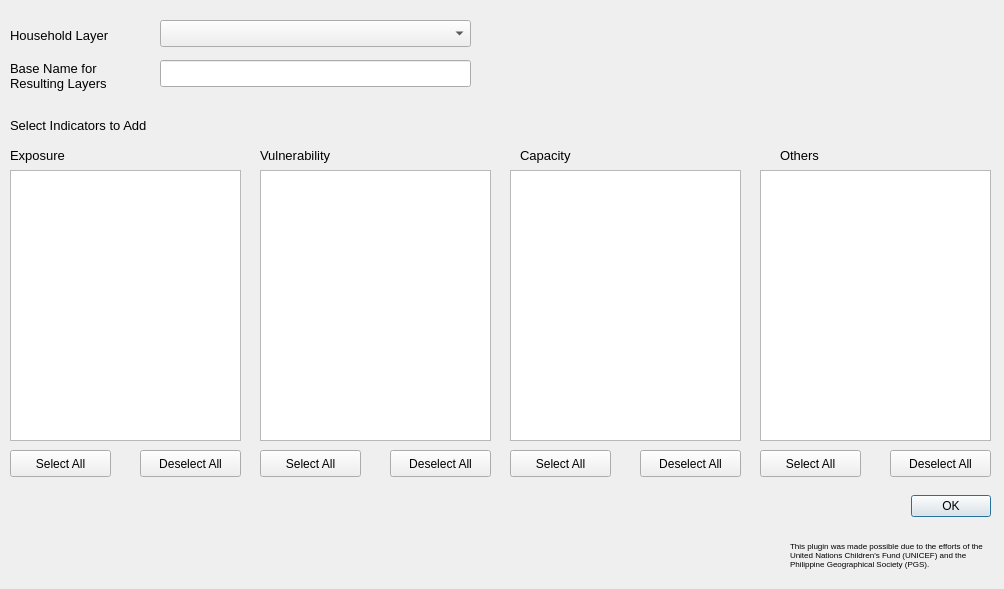
Qt form mhcvam_unicef_indicators_household_dialog.ui (benhur07b/mhcvam) before a commit.
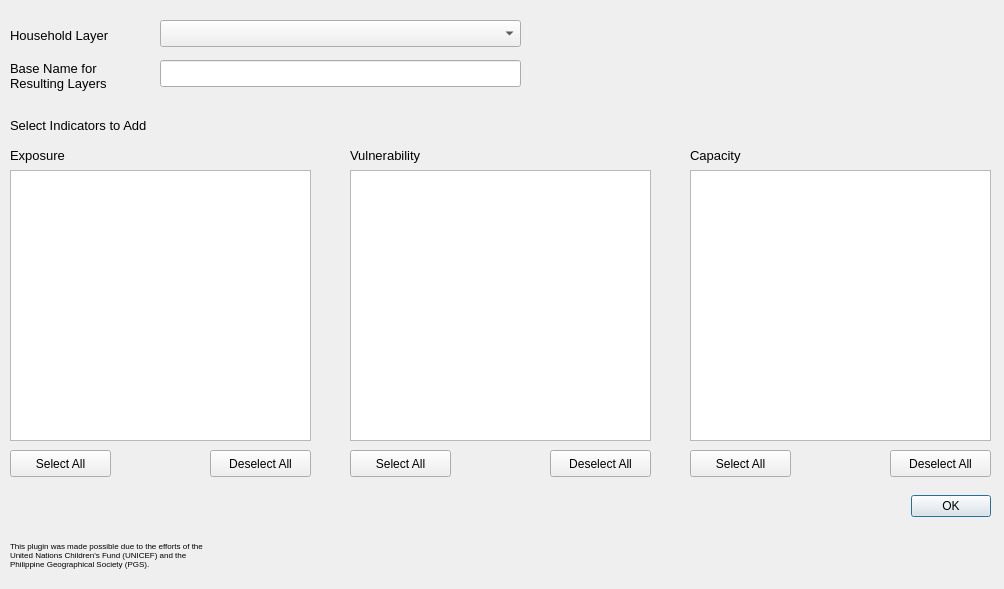
The same form after that commit. Icons and pictures are not drawn. Custom widgets are drawn as their Qt base class.

Commit message: Moved logos. Replaced UNICEF with Child-centered. Changed Medium to Moderate in Child-centered HH outputs. Removed  Added Very High to HH-level.

Patch:
```diff
--- a/mhcvam_unicef_indicators_household_dialog.ui
+++ b/mhcvam_unicef_indicators_household_dialog.ui
@@ -46,7 +46,7 @@
     <rect>
      <x>160</x>
      <y>20</y>
-     <width>311</width>
+     <width>361</width>
      <height>27</height>
     </rect>
    </property>
@@ -89,7 +89,7 @@
     <rect>
      <x>10</x>
      <y>170</y>
-     <width>231</width>
+     <width>301</width>
      <height>271</height>
     </rect>
    </property>
@@ -143,7 +143,7 @@
   <widget class="QPushButton" name="deselectAllBtn_exp">
    <property name="geometry">
     <rect>
-     <x>140</x>
+     <x>210</x>
      <y>450</y>
      <width>101</width>
      <height>27</height>
@@ -188,7 +188,7 @@
     <rect>
      <x>160</x>
      <y>60</y>
-     <width>311</width>
+     <width>361</width>
      <height>27</height>
     </rect>
    </property>
@@ -196,9 +196,9 @@
   <widget class="QListWidget" name="listWidget_vul">
    <property name="geometry">
     <rect>
-     <x>260</x>
+     <x>350</x>
      <y>170</y>
-     <width>231</width>
+     <width>301</width>
      <height>271</height>
     </rect>
    </property>
@@ -209,22 +209,9 @@
   <widget class="QListWidget" name="listWidget_cap">
    <property name="geometry">
     <rect>
-     <x>510</x>
+     <x>690</x>
      <y>170</y>
-     <width>231</width>
-     <height>271</height>
-    </rect>
-   </property>
-   <property name="selectionMode">
-    <enum>QAbstractItemView::ExtendedSelection</enum>
-   </property>
-  </widget>
-  <widget class="QListWidget" name="listWidget_oth">
-   <property name="geometry">
-    <rect>
-     <x>760</x>
-     <y>170</y>
-     <width>231</width>
+     <width>301</width>
      <height>271</height>
     </rect>
    </property>
@@ -265,7 +252,7 @@
   <widget class="QLabel" name="label_vul">
    <property name="geometry">
     <rect>
-     <x>260</x>
+     <x>350</x>
      <y>140</y>
      <width>211</width>
      <height>31</height>
@@ -295,7 +282,7 @@
   <widget class="QLabel" name="label_cap">
    <property name="geometry">
     <rect>
-     <x>520</x>
+     <x>690</x>
      <y>140</y>
      <width>211</width>
      <height>31</height>
@@ -322,40 +309,10 @@
     <bool>true</bool>
    </property>
   </widget>
-  <widget class="QLabel" name="label_oth">
-   <property name="geometry">
-    <rect>
-     <x>780</x>
-     <y>140</y>
-     <width>211</width>
-     <height>31</height>
-    </rect>
-   </property>
-   <property name="font">
-    <font>
-     <pointsize>10</pointsize>
-    </font>
-   </property>
-   <property name="autoFillBackground">
-    <bool>false</bool>
-   </property>
-   <property name="frameShape">
-    <enum>QFrame::NoFrame</enum>
-   </property>
-   <property name="frameShadow">
-    <enum>QFrame::Plain</enum>
-   </property>
-   <property name="text">
-    <string>Others</string>
-   </property>
-   <property name="wordWrap">
-    <bool>true</bool>
-   </property>
-  </widget>
   <widget class="QPushButton" name="selectAllBtn_vul">
    <property name="geometry">
     <rect>
-     <x>260</x>
+     <x>350</x>
      <y>450</y>
      <width>101</width>
      <height>27</height>
@@ -368,7 +325,7 @@
   <widget class="QPushButton" name="deselectAllBtn_vul">
    <property name="geometry">
     <rect>
-     <x>390</x>
+     <x>550</x>
      <y>450</y>
      <width>101</width>
      <height>27</height>
@@ -381,7 +338,7 @@
   <widget class="QPushButton" name="selectAllBtn_cap">
    <property name="geometry">
     <rect>
-     <x>510</x>
+     <x>690</x>
      <y>450</y>
      <width>101</width>
      <height>27</height>
@@ -394,32 +351,6 @@
   <widget class="QPushButton" name="deselectAllBtn_cap">
    <property name="geometry">
     <rect>
-     <x>640</x>
-     <y>450</y>
-     <width>101</width>
-     <height>27</height>
-    </rect>
-   </property>
-   <property name="text">
-    <string>Deselect All</string>
-   </property>
-  </widget>
-  <widget class="QPushButton" name="selectAllBtn_oth">
-   <property name="geometry">
-    <rect>
-     <x>760</x>
-     <y>450</y>
-     <width>101</width>
-     <height>27</height>
-    </rect>
-   </property>
-   <property name="text">
-    <string>Select All</string>
-   </property>
-  </widget>
-  <widget class="QPushButton" name="deselectAllBtn_oth">
-   <property name="geometry">
-    <rect>
      <x>890</x>
      <y>450</y>
      <width>101</width>
@@ -433,7 +364,7 @@
   <widget class="QLabel" name="label">
    <property name="geometry">
     <rect>
-     <x>790</x>
+     <x>10</x>
      <y>530</y>
      <width>201</width>
      <height>51</height>
@@ -469,7 +400,7 @@
   <widget class="QLabel" name="logopgs">
    <property name="geometry">
     <rect>
-     <x>220</x>
+     <x>730</x>
      <y>530</y>
      <width>51</width>
      <height>51</height>
@@ -485,7 +416,7 @@
   <widget class="QLabel" name="logounicef">
    <property name="geometry">
     <rect>
-     <x>10</x>
+     <x>790</x>
      <y>530</y>
      <width>201</width>
      <height>51</height>
```
The commit also changes 17 other files.
